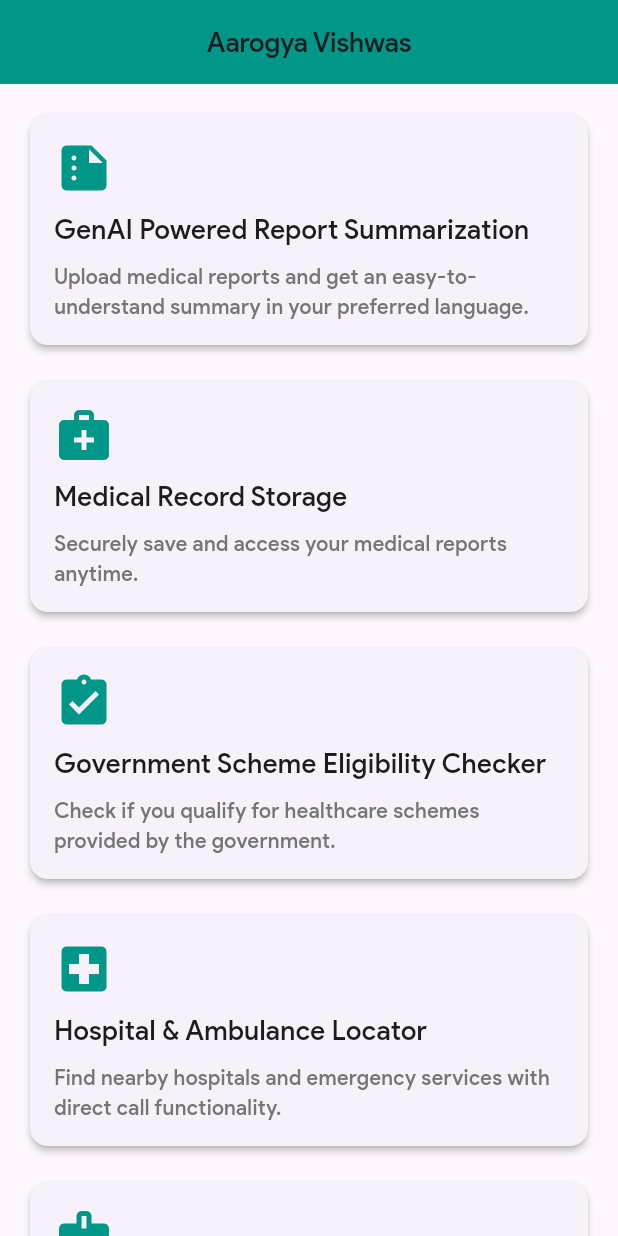
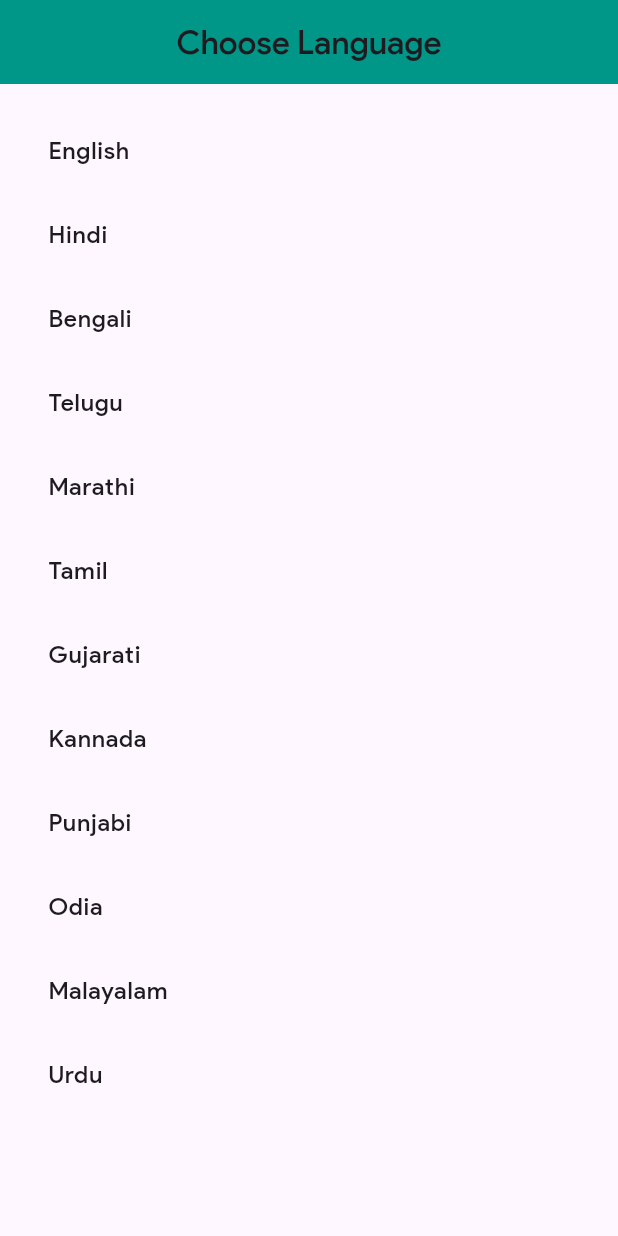
Before and after one commit to Priyanshg0211/Aarogya-Vishwas, a Flutter app: the screen it shows after launch, on a phone screen of 412 x 824 dp. Run offline on Flutter 3.47's test engine with Material 3 defaults, Android fonts, the phone set to English and light mode, and no system bars; our stand-ins replace flutter_markdown, image_picker, shared_preferences.

Commit message:
added local language

```diff
--- a/lib/Feature/Homescreen/Homescreen.dart
+++ b/lib/Homescreen/Homescreen.dart
@@ -1,3 +1,4 @@
+import 'package:aarogya_vishwas/localization/app_localization.dart';
 import 'package:flutter/material.dart';
 
 class HomeScreen extends StatelessWidget {
@@ -6,11 +7,10 @@ class HomeScreen extends StatelessWidget {
     return Scaffold(
       appBar: AppBar(
         title: Text(
-          'Aarogya Vishwas',
-          style: TextStyle(fontFamily: 'Product Sans Medium', fontSize: 18),
+          AppLocalizations.of(context)!.translate('appTitle'),
         ),
         centerTitle: true,
-        backgroundColor: Colors.teal, // A calming and professional color
+        backgroundColor: Colors.teal,
       ),
       body: SingleChildScrollView(
         padding: EdgeInsets.all(16.0),
@@ -18,68 +18,68 @@ class HomeScreen extends StatelessWidget {
           crossAxisAlignment: CrossAxisAlignment.stretch,
           children: [
             _buildFeatureCard(
+              context: context,
               icon: Icons.summarize,
-              title: 'GenAI Powered Report Summarization',
-              description:
-                  'Upload medical reports and get an easy-to-understand summary in your preferred language.',
+              title: 'reportSummarization',
+              description: 'reportDescription',
               onTap: () {},
             ),
             SizedBox(height: 16.0),
             _buildFeatureCard(
+              context: context,
               icon: Icons.medical_services,
-              title: 'Medical Record Storage',
-              description:
-                  'Securely save and access your medical reports anytime.',
+              title: 'medicalRecordStorage',
+              description: 'medicalRecordDescription',
               onTap: () {
                 // Navigate to the medical record storage screen
               },
             ),
             SizedBox(height: 16.0),
             _buildFeatureCard(
+              context: context,
               icon: Icons.assignment_turned_in,
-              title: 'Government Scheme Eligibility Checker',
-              description:
-                  'Check if you qualify for healthcare schemes provided by the government.',
+              title: 'schemeChecker',
+              description: 'schemeDescription',
               onTap: () {
                 // Navigate to the eligibility checker screen
               },
             ),
             SizedBox(height: 16.0),
             _buildFeatureCard(
+              context: context,
               icon: Icons.local_hospital,
-              title: 'Hospital & Ambulance Locator',
-              description:
-                  'Find nearby hospitals and emergency services with direct call functionality.',
+              title: 'hospitalLocator',
+              description: 'hospitalDescription',
               onTap: () {
                 // Navigate to the hospital locator screen
               },
             ),
             SizedBox(height: 16.0),
             _buildFeatureCard(
+              context: context,
               icon: Icons.medical_information,
-              title: 'Offline First Aid Guide',
-              description:
-                  'Access preloaded life-saving instructions for emergencies like burns, fractures, heart attacks, and more.',
+              title: 'firstAidGuide',
+              description: 'firstAidDescription',
               onTap: () {
                 // Navigate to the first aid guide screen
               },
             ),
             SizedBox(height: 16.0),
             _buildFeatureCard(
+              context: context,
               icon: Icons.people,
-              title: 'Volunteer Support System',
-              description:
-                  'Seek help from trained community health volunteers.',
+              title: 'volunteerSupport',
+              description: 'volunteerDescription',
               onTap: () {
                 // Navigate to the volunteer support screen
               },
             ),
             SizedBox(height: 16.0),
             _buildFeatureCard(
+              context: context,
               icon: Icons.location_on,
-              title: 'Local Volunteer Connection',
-              description:
-                  'Locate and contact healthcare volunteers from your village or nearby areas for immediate assistance.',
+              title: 'localVolunteer',
+              description: 'localVolunteerDescription',
               onTap: () {
                 // Navigate to the local volunteer connection screen
               },
@@ -91,6 +91,7 @@ class HomeScreen extends StatelessWidget {
   }
 
   Widget _buildFeatureCard({
+    required BuildContext context,
     required IconData icon,
     required String title,
     required String description,
@@ -112,7 +113,7 @@ class HomeScreen extends StatelessWidget {
               Icon(icon, size: 40.0, color: Colors.teal),
               SizedBox(height: 8.0),
               Text(
-                title,
+                AppLocalizations.of(context)!.translate(title),
                 style: TextStyle(
                   fontFamily: 'Product Sans Medium',
                   fontSize: 18.0,
@@ -121,12 +122,13 @@ class HomeScreen extends StatelessWidget {
               ),
               SizedBox(height: 8.0),
               Text(
-                description,
+                AppLocalizations.of(context)!.translate(description),
                 style: TextStyle(
-                    fontFamily: 'Product Sans Medium',
-                    fontWeight: FontWeight.w500,
-                    fontSize: 14,
-                    color: Colors.grey[600]),
+                  fontFamily: 'Product Sans Medium',
+                  fontWeight: FontWeight.w500,
+                  fontSize: 14,
+                  color: Colors.grey[600],
+                ),
               ),
             ],
           ),
--- /dev/null
+++ b/lib/Homescreen/selectlanguage.dart
@@ -0,0 +1,52 @@
+import 'package:aarogya_vishwas/main.dart';
+import 'package:flutter/material.dart';
+import 'package:shared_preferences/shared_preferences.dart';
+
+class LanguageSelectionScreen extends StatelessWidget {
+  final Map<String, String> languages = {
+    'English': 'en',
+    'Hindi': 'hi',
+    'Bengali': 'bn',
+    'Telugu': 'te',
+    'Marathi': 'mr',
+    'Tamil': 'ta',
+    'Gujarati': 'gu',
+    'Kannada': 'kn',
+    'Punjabi': 'pa',
+    'Odia': 'or',
+    'Malayalam': 'ml',
+    'Urdu': 'ur',
+  };
+
+  @override
+  Widget build(BuildContext context) {
+    return Scaffold(
+      appBar: AppBar(
+        title: Text('Choose Language'),
+        centerTitle: true,
+        backgroundColor: Colors.teal,
+      ),
+      body: ListView(
+        padding: EdgeInsets.all(16.0),
+        children: languages.entries.map((entry) {
+          return ListTile(
+            title: Text(entry.key),
+            onTap: () async {
+              // Save the selected language code to shared preferences
+              SharedPreferences prefs = await SharedPreferences.getInstance();
+              await prefs.setString('languageCode', entry.value);
+
+              // Navigate to the home screen with the selected language
+              Navigator.pushReplacement(
+                context,
+                MaterialPageRoute(
+                  builder: (context) => MyApp(locale: Locale(entry.value)),
+                ),
+              );
+            },
+          );
+        }).toList(),
+      ),
+    );
+  }
+}
--- /dev/null
+++ b/lib/localization/app_localization.dart
@@ -0,0 +1,56 @@
+import 'dart:convert';
+
+import 'package:flutter/material.dart';
+import 'package:intl/intl.dart';
+import 'dart:async';
+import 'package:flutter/services.dart' show rootBundle;
+
+class AppLocalizations {
+  final Locale locale;
+
+  AppLocalizations(this.locale);
+
+  static AppLocalizations? of(BuildContext context) {
+    return Localizations.of<AppLocalizations>(context, AppLocalizations);
+  }
+
+  static const LocalizationsDelegate<AppLocalizations> delegate =
+      _AppLocalizationsDelegate();
+
+  Map<String, String>? _localizedStrings;
+
+  Future<bool> load() async {
+    // Load the language-specific JSON file
+    String jsonString = await rootBundle.loadString('assets/languages/${locale.languageCode}.json');
+    Map<String, dynamic> jsonMap = json.decode(jsonString);
+
+    _localizedStrings = jsonMap.map((key, value) {
+      return MapEntry(key, value.toString());
+    });
+
+    return true;
+  }
+
+  String translate(String key) {
+    return _localizedStrings![key] ?? key;
+  }
+}
+
+class _AppLocalizationsDelegate extends LocalizationsDelegate<AppLocalizations> {
+  const _AppLocalizationsDelegate();
+
+  @override
+  bool isSupported(Locale locale) {
+    return ['en', 'hi', 'bn', 'te', 'mr', 'ta', 'gu', 'kn', 'pa', 'or', 'ml', 'ur'].contains(locale.languageCode);
+  }
+
+  @override
+  Future<AppLocalizations> load(Locale locale) async {
+    AppLocalizations localizations = AppLocalizations(locale);
+    await localizations.load();
+    return localizations;
+  }
+
+  @override
+  bool shouldReload(_AppLocalizationsDelegate old) => false;
+}
--- a/lib/main.dart
+++ b/lib/main.dart
@@ -1,20 +1,51 @@
-import 'package:aarogya_vishwas/Feature/Homescreen/Homescreen.dart';
-import 'package:aarogya_vishwas/Feature/splashscreen/Splashscreen.dart';
+// main.dart
+import 'package:aarogya_vishwas/Homescreen/Homescreen.dart';
+import 'package:aarogya_vishwas/Homescreen/selectlanguage.dart';
+import 'package:aarogya_vishwas/localization/app_localization.dart';
 import 'package:flutter/material.dart';
+import 'package:flutter/cupertino.dart';
+import 'package:flutter_localizations/flutter_localizations.dart';
 
 void main() {
-  runApp(const MyApp());
+  runApp(MyApp());
 }
 
 class MyApp extends StatelessWidget {
-  const MyApp({super.key});
+  final Locale? locale;
+
+  MyApp({this.locale});
 
   @override
   Widget build(BuildContext context) {
     return MaterialApp(
+      title: 'Aarogya Vishwas',
       debugShowCheckedModeBanner: false,
-      title: 'Medical Report Analysis',
-      home: HomeScreen(),
+      theme: ThemeData(
+        primarySwatch: Colors.teal,
+        fontFamily: 'Product Sans Medium',
+      ),
+      locale: locale,
+      supportedLocales: [
+        Locale('en', 'US'),
+        Locale('hi', 'IN'),
+        Locale('bn', 'BD'),
+        Locale('te', 'IN'),
+        Locale('mr', 'IN'),
+        Locale('ta', 'IN'),
+        Locale('gu', 'IN'),
+        Locale('kn', 'IN'),
+        Locale('pa', 'IN'),
+        Locale('or', 'IN'),
+        Locale('ml', 'IN'),
+        Locale('ur', 'PK'),
+      ],
+      localizationsDelegates: [
+        AppLocalizations.delegate,
+        GlobalMaterialLocalizations.delegate,
+        GlobalWidgetsLocalizations.delegate,
+        GlobalCupertinoLocalizations.delegate,
+      ],
+      home: locale == null ? LanguageSelectionScreen() : HomeScreen(),
     );
   }
 }
--- a/pubspec.yaml
+++ b/pubspec.yaml
@@ -30,6 +30,8 @@ environment:
 dependencies:
   flutter:
     sdk: flutter
+  flutter_localizations:
+    sdk: flutter
 
   # The following adds the Cupertino Icons font to your application.
   # Use with the CupertinoIcons class for iOS style icons.
@@ -43,6 +45,8 @@ dependencies:
   flutter_dotenv: ^5.2.1
   mime: ^2.0.0
   localization: ^2.1.1
+  shared_preferences: ^2.5.2
+  intl: ^0.19.0
 
 dev_dependencies:
   flutter_test:
@@ -74,6 +78,7 @@ flutter:
   # To add assets to your application, add an assets section, like this:
   assets:
     - assets/images/
+    - assets/languages/
   #   - images/a_dot_ham.jpeg
 
   # An image asset can refer to one or more resolution-specific "variants", see
```
Also changed, not shown: assets/languages/bn.json (added, +17 -0 lines), assets/languages/en.json (added, +17 -0 lines), assets/languages/gu.json (added, +17 -0 lines), assets/languages/hi.json (added, +17 -0 lines), assets/languages/kn.json (added, +17 -0 lines), assets/languages/ml.json (added, +18 -0 lines), assets/languages/mr.json (added, +17 -0 lines), assets/languages/or.json (added, +17 -0 lines), assets/languages/pa.json (added, +17 -0 lines), assets/languages/ta.json (added, +17 -0 lines), assets/languages/te.json (added, +17 -0 lines), assets/languages/ur.json (added, +17 -0 lines), lib/splashscreen/Splashscreen.dart (renamed from lib/Feature/splashscreen/Splashscreen.dart), pubspec.lock, 2 other files.
